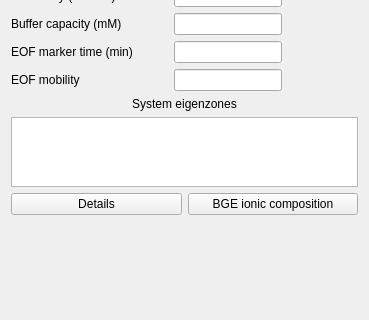
Qt form src/ui/maincontrolwidget.ui (echmet/PeakMasterNG) before a commit; both pictures show x 0 to 369 and y 352 to 672 of the 369 by 672 pixel window.
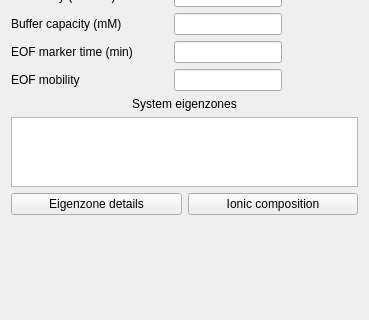
The same form after that commit. Custom widgets are drawn as their Qt base class.

Diff of the .ui file:
```diff
--- a/src/ui/maincontrolwidget.ui
+++ b/src/ui/maincontrolwidget.ui
@@ -329,7 +329,7 @@
         </sizepolicy>
        </property>
        <property name="text">
-        <string>Details</string>
+        <string>Eigenzone details</string>
        </property>
       </widget>
      </item>
@@ -342,7 +342,7 @@
         </sizepolicy>
        </property>
        <property name="text">
-        <string>BGE ionic composition</string>
+        <string>Ionic composition</string>
        </property>
       </widget>
      </item>
```
